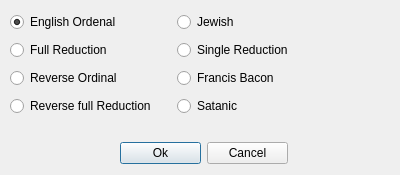
QTinman/GAnalyzer, file selectdialog.ui: the form before one commit.
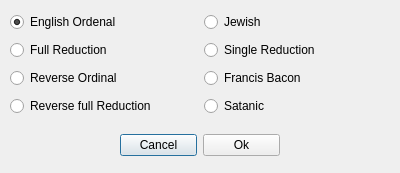
The form after the commit.

```diff
--- a/selectdialog.ui
+++ b/selectdialog.ui
@@ -7,7 +7,7 @@
     <x>0</x>
     <y>0</y>
     <width>400</width>
-    <height>175</height>
+    <height>173</height>
    </rect>
   </property>
   <property name="windowTitle">
@@ -18,7 +18,7 @@
     <rect>
      <x>10</x>
      <y>10</y>
-     <width>327</width>
+     <width>381</width>
      <height>112</height>
     </rect>
    </property>
@@ -88,19 +88,12 @@
    <property name="geometry">
     <rect>
      <x>120</x>
-     <y>140</y>
-     <width>168</width>
-     <height>27</height>
+     <y>130</y>
+     <width>160</width>
+     <height>31</height>
     </rect>
    </property>
    <layout class="QGridLayout" name="gridLayout_2">
-    <item row="0" column="0">
-     <widget class="QPushButton" name="pushButton">
-      <property name="text">
-       <string>Ok</string>
-      </property>
-     </widget>
-    </item>
     <item row="0" column="1">
      <widget class="QPushButton" name="pushButton_2">
       <property name="text">
@@ -108,6 +101,13 @@
       </property>
      </widget>
     </item>
+    <item row="0" column="2">
+     <widget class="QPushButton" name="pushButton">
+      <property name="text">
+       <string>Ok</string>
+      </property>
+     </widget>
+    </item>
    </layout>
   </widget>
  </widget>
```
